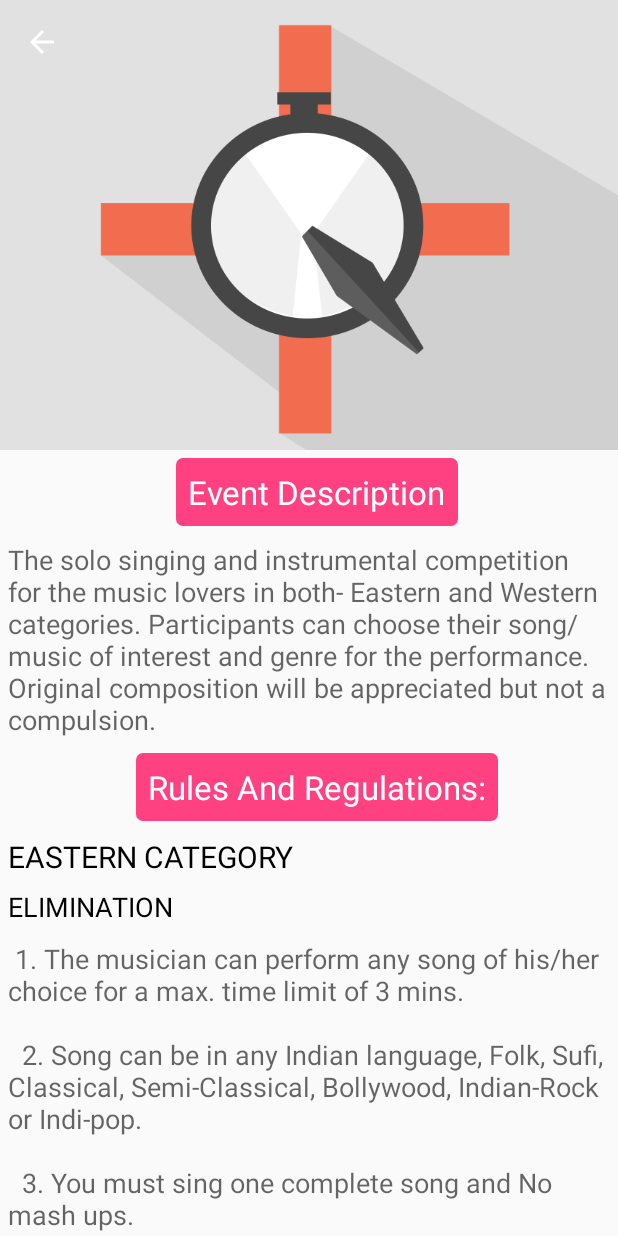
After one commit to MohitKhaitan/KIIT_FEST, an Android app: the BeatsNinaad screen opened directly, with no data from a screen before it, on a phone screen of 412 x 824 dp. The commit adds this screen. Run offline under Robolectric (Android 15) with nearby library versions, the phone set to English and light mode, and no system bars.

Commit message:
Initial Commit

```diff
--- a/app/src/main/AndroidManifest.xml
+++ b/app/src/main/AndroidManifest.xml
@@ -48,6 +48,10 @@
             android:parentActivityName=".SubEventBeatsListActivity"
             android:theme="@style/AppTheme.NoActionBar"
             android:label=""/>
+        <activity android:name=".BeatsNinaad"
+            android:parentActivityName=".SubEventBeatsListActivity"
+            android:theme="@style/AppTheme.NoActionBar"
+            android:label=""/>
 
         <!-- BEATS SUB EVENT ACTIVITY END-->
 
--- /dev/null
+++ b/app/src/main/java/com/appodroid/mohitkhaitan/kiitfest/BeatsNinaad.java
@@ -0,0 +1,30 @@
+package com.appodroid.mohitkhaitan.kiitfest;
+
+import android.os.Bundle;
+import android.support.v7.app.AppCompatActivity;
+import android.support.v7.widget.Toolbar;
+import android.widget.ImageView;
+
+import com.bumptech.glide.Glide;
+
+/**
+ * Created by MOHIT KHAITAN on 22-01-2016.
+ */
+public class BeatsNinaad extends AppCompatActivity {
+
+    ImageView imgView;
+    Toolbar toolbar;
+
+    @Override
+    public void onCreate(Bundle savedInstanceState){
+        super.onCreate(savedInstanceState);
+        setContentView(R.layout.beats_ninaad);
+
+        toolbar = (Toolbar)findViewById(R.id.toolbar);
+        setSupportActionBar(toolbar);
+        getSupportActionBar().setDisplayHomeAsUpEnabled(true);
+
+        imgView = (ImageView)findViewById(R.id.backdrop);
+        Glide.with(getApplicationContext()).load(R.drawable.default_img).into(imgView);
+    }
+}
--- a/app/src/main/java/com/appodroid/mohitkhaitan/kiitfest/SubEventBeatsListActivity.java
+++ b/app/src/main/java/com/appodroid/mohitkhaitan/kiitfest/SubEventBeatsListActivity.java
@@ -69,7 +69,9 @@ public class SubEventBeatsListActivity extends AppCompatActivity {
 //                        Toast.makeText(getApplicationContext(),"Card 2",Toast.LENGTH_SHORT).show();
                         break;
                     case 2:
-                        Toast.makeText(getApplicationContext(),"Card 3",Toast.LENGTH_SHORT).show();
+                        intentBeats = new Intent(getApplicationContext(),BeatsNinaad.class);
+                        startActivity(intentBeats);
+//                        Toast.makeText(getApplicationContext(),"Card 3",Toast.LENGTH_SHORT).show();
                         break;
                     case 3:
                         Toast.makeText(getApplicationContext(),"Card 4",Toast.LENGTH_SHORT).show();
--- /dev/null
+++ b/app/src/main/res/layout/beats_ninaad.xml
@@ -0,0 +1,399 @@
+<?xml version="1.0" encoding="utf-8"?>
+<RelativeLayout xmlns:android="http://schemas.android.com/apk/res/android"
+    xmlns:app="http://schemas.android.com/apk/res-auto"
+    android:layout_width="match_parent"
+    android:layout_height="match_parent">
+
+    <android.support.design.widget.CoordinatorLayout
+        android:id="@+id/coordinator_layout"
+        android:layout_width="match_parent"
+        android:layout_height="match_parent"
+        android:fitsSystemWindows="true">
+
+        <android.support.design.widget.AppBarLayout
+            android:id="@+id/appbarlayout"
+            android:layout_width="match_parent"
+            android:layout_height="300dp"
+            android:fitsSystemWindows="true"
+            android:theme="@style/ThemeOverlay.AppCompat.Dark.ActionBar">
+
+            <android.support.design.widget.CollapsingToolbarLayout
+                android:id="@+id/collapsing_toolbar"
+                android:layout_width="match_parent"
+                android:layout_height="match_parent"
+                android:fitsSystemWindows="true"
+                app:contentScrim="?attr/colorPrimary"
+                app:expandedTitleMarginEnd="64dp"
+                app:expandedTitleMarginStart="48dp"
+                app:layout_scrollFlags="scroll|exitUntilCollapsed">
+
+                <ImageView
+                    android:id="@+id/backdrop"
+                    android:layout_width="match_parent"
+                    android:layout_height="match_parent"
+                    android:fitsSystemWindows="true"
+                    android:scaleType="centerCrop"
+                    app:layout_collapseMode="parallax" />
+
+
+                <android.support.v7.widget.Toolbar
+                    android:id="@+id/toolbar"
+                    android:layout_width="match_parent"
+                    android:layout_height="?attr/actionBarSize"
+                    android:theme="@style/ThemeOverlay.AppCompat.Dark.ActionBar"
+                    app:layout_collapseMode="pin"
+                    app:popupTheme="@style/ThemeOverlay.AppCompat.Light" />
+
+            </android.support.design.widget.CollapsingToolbarLayout>
+
+        </android.support.design.widget.AppBarLayout>
+
+        <!-- Content to be  added here-->
+        <android.support.v4.widget.NestedScrollView xmlns:android="http://schemas.android.com/apk/res/android"
+            xmlns:app="http://schemas.android.com/apk/res-auto"
+            android:layout_width="match_parent"
+            android:layout_height="match_parent"
+            app:layout_behavior="@string/appbar_scrolling_view_behavior">
+
+            <LinearLayout
+                android:layout_width="match_parent"
+                android:layout_height="match_parent"
+                android:orientation="vertical">
+
+                <TextView
+                    android:id="@+id/event_description_heading"
+                    android:layout_width="wrap_content"
+                    android:layout_height="wrap_content"
+                    android:layout_alignParentBottom="true"
+                    android:layout_alignParentStart="true"
+                    android:layout_gravity="center"
+                    android:layout_marginLeft="5dp"
+                    android:layout_marginTop="5dp"
+                    android:background="@drawable/custom_button_design"
+                    android:padding="8dp"
+                    android:text="Event Description"
+                    android:textAppearance="?android:attr/textAppearanceLarge"
+                    android:textColor="#FFFFFF" />
+
+                <TextView
+                    android:id="@+id/event_description_details"
+                    android:layout_width="wrap_content"
+                    android:layout_height="wrap_content"
+                    android:layout_alignParentBottom="true"
+                    android:layout_alignParentStart="true"
+                    android:layout_marginBottom="10dp"
+                    android:layout_marginLeft="5dp"
+                    android:layout_marginRight="5dp"
+                    android:layout_marginTop="10dp"
+                    android:text="The solo singing and instrumental competition for the music lovers in both- Eastern and Western categories. Participants can choose their song/music of interest and genre for the performance. Original composition will be appreciated but not a compulsion."
+                    android:textAppearance="?android:attr/textAppearanceMedium" />
+
+                <TextView
+                    android:id="@+id/rules_heading"
+                    android:layout_width="wrap_content"
+                    android:layout_height="wrap_content"
+                    android:layout_alignParentBottom="true"
+                    android:layout_alignParentStart="true"
+                    android:layout_gravity="center"
+                    android:layout_marginLeft="5dp"
+                    android:background="@drawable/custom_button_design"
+                    android:padding="8dp"
+                    android:text="Rules And Regulations:"
+                    android:textAppearance="?android:attr/textAppearanceLarge"
+                    android:textColor="#FFFFFF" />
+
+                <TextView
+                    android:id="@+id/rules_details_eastern"
+                    android:layout_width="wrap_content"
+                    android:layout_height="wrap_content"
+                    android:layout_alignParentBottom="true"
+                    android:layout_alignParentStart="true"
+                    android:layout_marginBottom="7dp"
+                    android:layout_marginLeft="5dp"
+                    android:layout_marginRight="5dp"
+                    android:layout_marginTop="10dp"
+                    android:text="EASTERN CATEGORY"
+                    android:textAppearance="?android:attr/textAppearanceMedium"
+                    android:textColor="#000000"
+                    android:textSize="20sp"  />
+
+                <TextView
+                    android:id="@+id/rules_details_elimination"
+                    android:layout_width="wrap_content"
+                    android:layout_height="wrap_content"
+                    android:layout_alignParentBottom="true"
+                    android:layout_alignParentStart="true"
+                    android:layout_marginBottom="10dp"
+                    android:layout_marginLeft="5dp"
+                    android:layout_marginRight="5dp"
+                    android:text="ELIMINATION"
+                    android:textAppearance="?android:attr/textAppearanceMedium"
+                    android:textColor="#000000"/>
+
+                <TextView
+                    android:id="@+id/rules_eastern_elimination_details"
+                    android:layout_width="wrap_content"
+                    android:layout_height="wrap_content"
+                    android:layout_alignParentBottom="true"
+                    android:layout_alignParentStart="true"
+                    android:layout_marginBottom="10dp"
+                    android:layout_marginLeft="5dp"
+                    android:layout_marginRight="5dp"
+                    android:text="
+1.	The musician can perform any song of his/her choice for a max. time limit of 3 mins.\n\n
+
+2.	Song can be in any Indian language, Folk, Sufi, Classical, Semi-Classical, Bollywood, Indian-Rock or Indi-pop.\n\n
+
+3.	You must sing one complete song and No mash ups.\n\n
+
+4.	Only one accompanist/instrument will be allowed. The singer can also play while singing.\n\n
+
+5.	There should be No vulgarity/profanity/obscenity in lyrics/behavior or else he/she will face immediate disqualification.\n\n
+
+6.	The Judges will make the final decision.\n\n
+
+7.	Selected participants will perform in the finals.\n
+"
+                    android:textAppearance="?android:attr/textAppearanceMedium" />
+
+                <TextView
+                    android:id="@+id/rules_details_final"
+                    android:layout_width="wrap_content"
+                    android:layout_height="wrap_content"
+                    android:layout_alignParentBottom="true"
+                    android:layout_alignParentStart="true"
+                    android:layout_marginBottom="10dp"
+                    android:layout_marginLeft="5dp"
+                    android:layout_marginRight="5dp"
+                    android:text="FINAL ROUND"
+                    android:textAppearance="?android:attr/textAppearanceMedium"
+                    android:textColor="#000000" />
+
+                <TextView
+                    android:id="@+id/rules_eastern_final_details"
+                    android:layout_width="wrap_content"
+                    android:layout_height="wrap_content"
+                    android:layout_alignParentBottom="true"
+                    android:layout_alignParentStart="true"
+                    android:layout_marginBottom="10dp"
+                    android:layout_marginLeft="5dp"
+                    android:layout_marginRight="5dp"
+                    android:text="
+1.	Those through to the finals will be given 6 min to perform on the finale stage.\n\n
+
+2.	Two instruments will be allowed. The singer can also play while singing.\n\n
+
+3.	You can also bring in your karaoke tracks but there should not be any backing vocals in the track.\n\n
+
+4.	Song can be in any Indian language, Folk, Sufi, Classical, Semi-Classical, Bollywood, Indian-Rock or Indi-pop.\n\n
+
+5.	There should be No vulgarity/profanity/obscenity in lyrics/behavior or else he/she will face immediate disqualification.\n\n
+
+6.	The Judges’ decision will be final and abiding.\n
+"
+                    android:textAppearance="?android:attr/textAppearanceMedium" />
+
+                <TextView
+                    android:id="@+id/rules_details_western"
+                    android:layout_width="wrap_content"
+                    android:layout_height="wrap_content"
+                    android:layout_alignParentBottom="true"
+                    android:layout_alignParentStart="true"
+                    android:layout_marginBottom="7dp"
+                    android:layout_marginLeft="5dp"
+                    android:layout_marginRight="5dp"
+                    android:layout_marginTop="10dp"
+                    android:text="WESTERN CATEGORY"
+                    android:textAppearance="?android:attr/textAppearanceMedium"
+                    android:textColor="#000000"
+                    android:textSize="20sp" />
+
+                <TextView
+                    android:id="@+id/rules_details_elimination_western"
+                    android:layout_width="wrap_content"
+                    android:layout_height="wrap_content"
+                    android:layout_alignParentBottom="true"
+                    android:layout_alignParentStart="true"
+                    android:layout_marginBottom="10dp"
+                    android:layout_marginLeft="5dp"
+                    android:layout_marginRight="5dp"
+                    android:text="ELIMINATION"
+                    android:textAppearance="?android:attr/textAppearanceMedium"
+                    android:textColor="#000000" />
+
+                <TextView
+                    android:id="@+id/rules_western_elimination_details"
+                    android:layout_width="wrap_content"
+                    android:layout_height="wrap_content"
+                    android:layout_alignParentBottom="true"
+                    android:layout_alignParentStart="true"
+                    android:layout_marginBottom="10dp"
+                    android:layout_marginLeft="5dp"
+                    android:layout_marginRight="5dp"
+                    android:text="
+1.	The musician can perform any song of his/her choice for a max. time limit of 3 mins.\n\n
+
+2.	Song should be in English and can be from any Genre.\n\n
+
+3.	You must sing one complete song and No mash ups.\n\n
+
+4.	Only one accompanist will be allowed. The singer can also play while singing.\n\n
+
+5.	There should be No vulgarity/profanity in lyrics or else he/she will face immediate disqualification.\n\n
+
+8.	The Judges will make the final decision.\n\n
+
+6.	Selected participants will perform in the finals.\n
+"
+                    android:textAppearance="?android:attr/textAppearanceMedium" />
+
+                <TextView
+                    android:id="@+id/rules_details_final_western"
+                    android:layout_width="wrap_content"
+                    android:layout_height="wrap_content"
+                    android:layout_alignParentBottom="true"
+                    android:layout_alignParentStart="true"
+                    android:layout_marginBottom="10dp"
+                    android:layout_marginLeft="5dp"
+                    android:layout_marginRight="5dp"
+                    android:text="FINAL ROUND"
+                    android:textAppearance="?android:attr/textAppearanceMedium"
+                    android:textColor="#000000" />
+
+                <TextView
+                    android:id="@+id/rules_western_final_details"
+                    android:layout_width="wrap_content"
+                    android:layout_height="wrap_content"
+                    android:layout_alignParentBottom="true"
+                    android:layout_alignParentStart="true"
+                    android:layout_marginBottom="10dp"
+                    android:layout_marginLeft="5dp"
+                    android:layout_marginRight="5dp"
+                    android:text="
+1.	Those through to the finals will be given 6 mins. to perform on the finale stage.\n\n
+
+2.	Only two instrument will be allowed. The singer can also play while singing.\n\n
+
+3.	You can also bring in your karaoke tracks but there should not be any backing vocals.\n\n
+
+4.	Song should be in English and can be of any Genre.\n\n
+
+5.	There should be No vulgarity/profanity in lyrics or else he/she will face immediate disqualification.\n\n
+
+6.	The Judges’ decision will be final and abiding.\n
+"
+                    android:textAppearance="?android:attr/textAppearanceMedium" />
+
+                <TextView
+                    android:id="@+id/rules_details_instrumental"
+                    android:layout_width="wrap_content"
+                    android:layout_height="wrap_content"
+                    android:layout_alignParentBottom="true"
+                    android:layout_alignParentStart="true"
+                    android:layout_marginBottom="7dp"
+                    android:layout_marginLeft="5dp"
+                    android:layout_marginRight="5dp"
+                    android:layout_marginTop="10dp"
+                    android:text="INSTRUMENTAL CATEGORY"
+                    android:textAppearance="?android:attr/textAppearanceMedium"
+                    android:textColor="#000000"
+                    android:textSize="20sp"/>
+
+                <TextView
+                    android:id="@+id/rules_details_elimination_instru"
+                    android:layout_width="wrap_content"
+                    android:layout_height="wrap_content"
+                    android:layout_alignParentBottom="true"
+                    android:layout_alignParentStart="true"
+                    android:layout_marginBottom="10dp"
+                    android:layout_marginLeft="5dp"
+                    android:layout_marginRight="5dp"
+                    android:text="ELIMINATION"
+                    android:textAppearance="?android:attr/textAppearanceMedium"
+                    android:textColor="#000000"
+                     />
+
+                <TextView
+                    android:id="@+id/rules_instru_elimination_details"
+                    android:layout_width="wrap_content"
+                    android:layout_height="wrap_content"
+                    android:layout_alignParentBottom="true"
+                    android:layout_alignParentStart="true"
+                    android:layout_marginBottom="10dp"
+                    android:layout_marginLeft="5dp"
+                    android:layout_marginRight="5dp"
+                    android:text="
+1.	The musician can perform any song of his/her choice for a max. time limit of 5 mins.\n\n
+
+2.	Musical piece can be of any genre.\n\n
+
+3.	You must perform one complete song and No mash ups.\n\n
+
+4.	Accompanist won’t be allowed for the Elimination Rounds.\n\n
+
+5.	Electric Tanpura is allowed to be used on-stage if needed.\n\n
+
+6.	There should be No vulgarity/profanity/obscenity in behavior or else he/she will face immediate disqualification.\n\n
+
+7.	The Judges will make the final decision.\n\n
+
+8.	Selected participants will perform in the finals.\n
+"
+                    android:textAppearance="?android:attr/textAppearanceMedium" />
+
+                <TextView
+                    android:id="@+id/rules_details_final_instru"
+                    android:layout_width="wrap_content"
+                    android:layout_height="wrap_content"
+                    android:layout_alignParentBottom="true"
+                    android:layout_alignParentStart="true"
+                    android:layout_marginBottom="10dp"
+                    android:layout_marginLeft="5dp"
+                    android:layout_marginRight="5dp"
+                    android:text="FINAL ROUND"
+                    android:textAppearance="?android:attr/textAppearanceMedium"
+                    android:textColor="#000000" />
+
+                <TextView
+                    android:id="@+id/rules_instru_final_details"
+                    android:layout_width="wrap_content"
+                    android:layout_height="wrap_content"
+                    android:layout_alignParentBottom="true"
+                    android:layout_alignParentStart="true"
+                    android:layout_marginBottom="10dp"
+                    android:layout_marginLeft="5dp"
+                    android:layout_marginRight="5dp"
+                    android:text="
+1.	Those through to the finals will be given 8 mins. to perform on the finale stage.\n\n
+2.	One musician will be allowed to accompany.\n\n
+3.	Electric Tanpura is allowed to be used on-stage if needed.\n\n
+4.	You can also bring in your karaoke tracks but there should not be any backing vocals in the track.\n\n
+5.	Musical piece can be of any genre.\n\n
+6.	There should be No vulgarity/profanity/obscenity in behavior or else he/she will face immediate disqualification. The Judges’ decision will be final and abiding.\n\n
+"
+                    android:textAppearance="?android:attr/textAppearanceMedium" />
+
+                <TextView
+                    android:id="@+id/notes"
+                    android:layout_width="wrap_content"
+                    android:layout_height="wrap_content"
+                    android:layout_alignParentBottom="true"
+                    android:layout_alignParentStart="true"
+                    android:layout_marginBottom="10dp"
+                    android:layout_marginLeft="5dp"
+                    android:layout_marginRight="5dp"
+                    android:text="Note: Original Compositions are welcome and will be appreciated."
+                    android:textAppearance="?android:attr/textAppearanceMedium"
+                    android:textColor="#000000"
+                    android:textSize="15sp" />
+
+
+            </LinearLayout>
+
+        </android.support.v4.widget.NestedScrollView>
+
+
+    </android.support.design.widget.CoordinatorLayout>
+
+
+</RelativeLayout>
```
